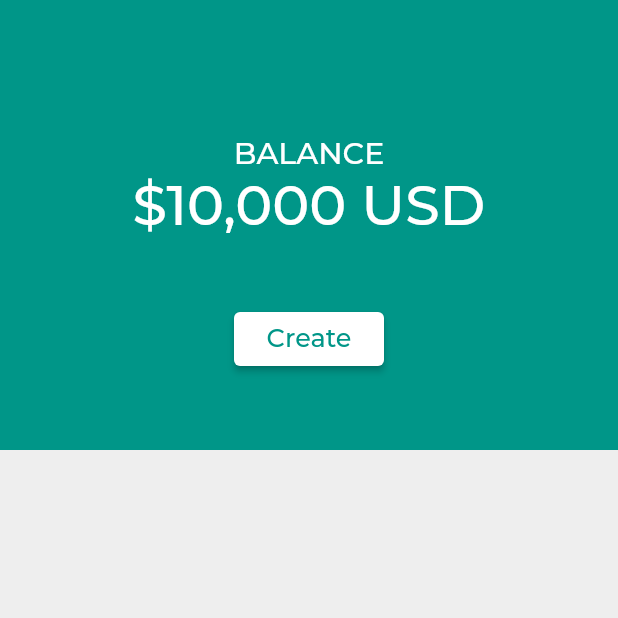
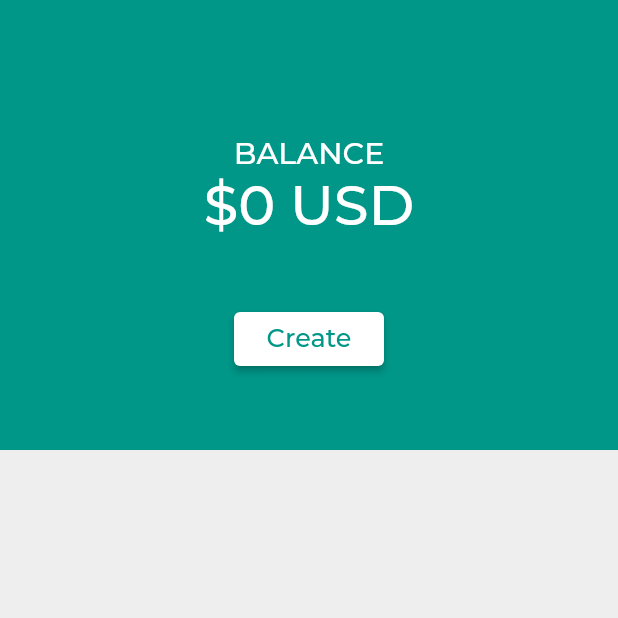
Before and after one commit to FranzRivas-Ksquare/balance_app, a Flutter app: the screen it shows after launch, on a phone screen of 412 x 824 dp, the top half of it. Run offline on Flutter 3.47's test engine with Material 2 defaults, Android fonts, the phone set to English and light mode, and no system bars.

```diff
--- a/lib/screens/balance.dart
+++ b/lib/screens/balance.dart
@@ -9,7 +9,6 @@ class MyBalancePage extends StatefulWidget {
 }
 
 class _MyBalancePageState extends State<MyBalancePage> {
-  late String balance = '\$10,000';
 
   @override
   Widget build(BuildContext context) {
@@ -38,13 +37,18 @@ class _MyBalancePageState extends State<MyBalancePage> {
                         fontWeight: FontWeight.w500
                     )
                   ),
-                  Text(
-                    '$balance USD',
-                    style: const TextStyle(
-                        color: Colors.white,
-                        fontFamily: 'Montserrat',
-                        fontWeight: FontWeight.w500,
-                        fontSize: 37,
+                  Consumer<BillProvider>(
+                    builder: ((context, obj, child) {
+                      var total = obj.total;
+                    return Text(
+                      '\$$total USD',
+                      style: const TextStyle(
+                          color: Colors.white,
+                          fontFamily: 'Montserrat',
+                          fontWeight: FontWeight.w500,
+                          fontSize: 37,
+                      ),
+                    );}
                     ),
                   ),
                   const Expanded(child: SizedBox(height: 1)),
--- a/lib/screens/create.dart
+++ b/lib/screens/create.dart
@@ -126,6 +126,12 @@ class _CreateBillState extends State<CreateBill> {
                                 context,
                                 listen: false)
                                 .addBill(register);
+
+                            Provider.of<BillProvider>(
+                                context,
+                                listen: false)
+                                .getTotal();
+
                             Navigator.pop(context);
 
                           }
```
Also changed, not shown: lib/providers/bill.provider.dart (+8 -2 lines).
